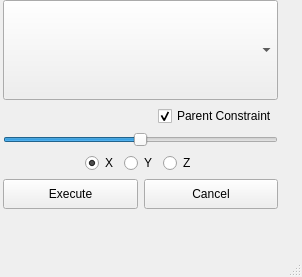
neilberard/AutoRig, file python/ui/make_ctrl.ui: the form before one commit.
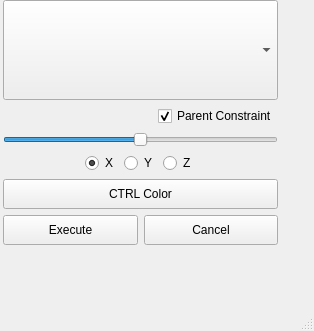
The form after the commit.

What changed in the file:
```diff
--- a/python/ui/make_ctrl.ui
+++ b/python/ui/make_ctrl.ui
@@ -6,8 +6,8 @@
    <rect>
     <x>0</x>
     <y>0</y>
-    <width>302</width>
-    <height>277</height>
+    <width>314</width>
+    <height>331</height>
    </rect>
   </property>
   <property name="sizePolicy">
@@ -29,10 +29,10 @@
       <x>0</x>
       <y>0</y>
       <width>301</width>
-      <height>267</height>
+      <height>284</height>
      </rect>
     </property>
-    <layout class="QVBoxLayout" name="vlayout" stretch="0,0,0,0,0">
+    <layout class="QVBoxLayout" name="vlayout" stretch="0,0,0,0,0,0">
      <property name="spacing">
       <number>6</number>
      </property>
@@ -167,6 +167,19 @@
        </item>
       </layout>
      </item>
+     <item>
+      <widget class="QPushButton" name="btn_color">
+       <property name="minimumSize">
+        <size>
+         <width>0</width>
+         <height>30</height>
+        </size>
+       </property>
+       <property name="text">
+        <string>CTRL Color</string>
+       </property>
+      </widget>
+     </item>
      <item>
       <layout class="QHBoxLayout" name="horizontalLayout_5">
        <item>
```
Left out of the diff: 2 changed lines with no effect on the pictures.
